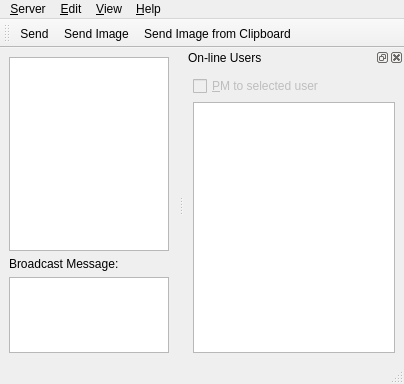
Old version of the form src/mainwindow.ui in the repository Vssblt/sshout-qt-client-code.
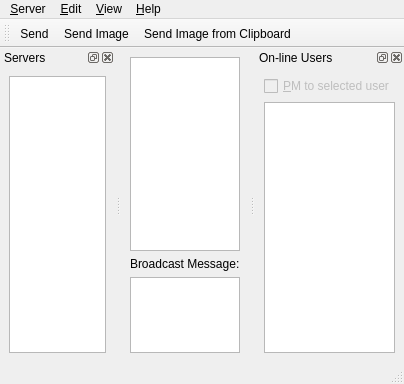
New version of the form. Icons and pictures are not drawn.

Commit message: Add server list

What changed in the file:
```diff
--- a/src/mainwindow.ui
+++ b/src/mainwindow.ui
@@ -104,7 +104,7 @@
   <widget class="QDockWidget" name="dockWidget_online_list">
    <property name="minimumSize">
     <size>
-     <width>108</width>
+     <width>139</width>
      <height>152</height>
     </size>
    </property>
@@ -158,6 +158,21 @@
    <addaction name="action_send_image"/>
    <addaction name="action_send_image_from_clipboard"/>
   </widget>
+  <widget class="QDockWidget" name="dockWidget_server_list">
+   <property name="windowTitle">
+    <string>Servers</string>
+   </property>
+   <attribute name="dockWidgetArea">
+    <number>1</number>
+   </attribute>
+   <widget class="QWidget" name="dockWidgetContents_2">
+    <layout class="QGridLayout" name="gridLayout">
+     <item row="0" column="0">
+      <widget class="QListWidget" name="serverList"/>
+     </item>
+    </layout>
+   </widget>
+  </widget>
   <action name="action_press_enter_to_send_message">
    <property name="checkable">
     <bool>true</bool>
```
Left out of the diff: 42 changed lines with no effect on the pictures. The commit also changes 1 other file.
